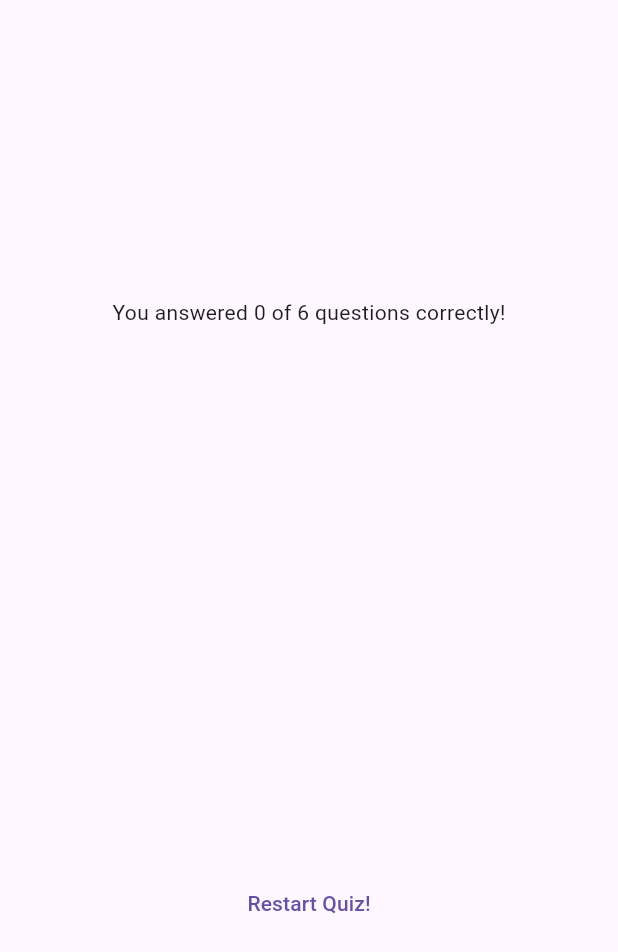
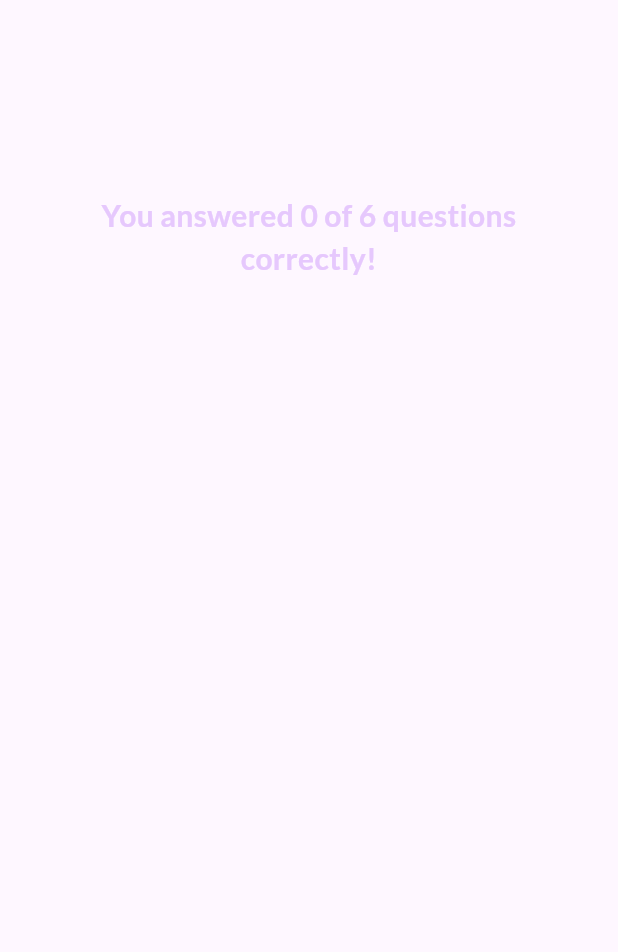
Before and after one commit to MilenZ/QuizApp, a Flutter app: the ResultsScreen widget shown alone on an empty page, opened directly with empty values, on a phone screen of 412 x 824 dp. Shown: the top 952 px of the screen. Run offline on Flutter 3.47's test engine with Material 3 defaults, Android fonts, the phone set to English and light mode, and no system bars; our stand-ins replace google_fonts.

Commit message:
After Challendge Flutter upgrade

```diff
--- /dev/null
+++ b/lib/questions_summary/questions_summary.dart
@@ -0,0 +1,23 @@
+import 'package:adv_basics/questions_summary/summary_item.dart';
+import 'package:flutter/material.dart';
+
+class QuestionsSummary extends StatelessWidget {
+  const QuestionsSummary(this.summaryData, {super.key});
+
+  final List<Map<String, Object>> summaryData;
+
+  @override
+  Widget build(BuildContext context) {
+    return SizedBox(
+      height: 400,
+      child: SingleChildScrollView(
+        child: Column(
+          children: summaryData.map(
+            (data) {
+            return SummaryItem(data);
+          }).toList(),
+        ),
+      ),
+    );
+  }
+}
--- a/lib/results_screen.dart
+++ b/lib/results_screen.dart
@@ -1,13 +1,16 @@
 import 'package:adv_basics/data/questions.dart';
-import 'package:adv_basics/questions_summary.dart';
+import 'package:adv_basics/questions_summary/questions_summary.dart';
 import 'package:flutter/material.dart';
+import 'package:google_fonts/google_fonts.dart';
 
 class ResultsScreen extends StatelessWidget {
   const ResultsScreen({
     super.key,
     required this.chosenAnswers,
+    required this.onRestart,
   });
 
+  final void Function() onRestart;
   final List<String> chosenAnswers;
 
   List<Map<String, Object>> getSummaryData() {
@@ -44,6 +47,12 @@ class ResultsScreen extends StatelessWidget {
           children: [
             Text(
               'You answered $numCorrectQuestions of $numTotalQuestions questions correctly!',
+              style: GoogleFonts.lato(
+                color: const Color.fromARGB(255, 230, 200, 253),
+                fontSize: 20,
+                fontWeight: FontWeight.bold,
+              ),
+              textAlign: TextAlign.center,
             ),
             const SizedBox(
               height: 30,
@@ -52,9 +61,13 @@ class ResultsScreen extends StatelessWidget {
             const SizedBox(
               height: 30,
             ),
-            TextButton(
-              onPressed: () {},
-              child: const Text('Restart Quiz!'),
+            TextButton.icon(
+              onPressed: onRestart,
+              style: TextButton.styleFrom(
+                foregroundColor: Colors.white
+              ),
+              icon: const Icon(Icons.refresh),
+              label: const Text('Restart Quiz!'),
             )
           ],
         ),
```
Also changed, not shown: lib/questions_summary.dart (deleted, +0 -37 lines), lib/questions_summary/question_identifier.dart (added, +35 -0 lines), lib/questions_summary/summary_item.dart (added, +56 -0 lines), lib/quiz.dart (+8 -0 lines), pubspec.lock.
